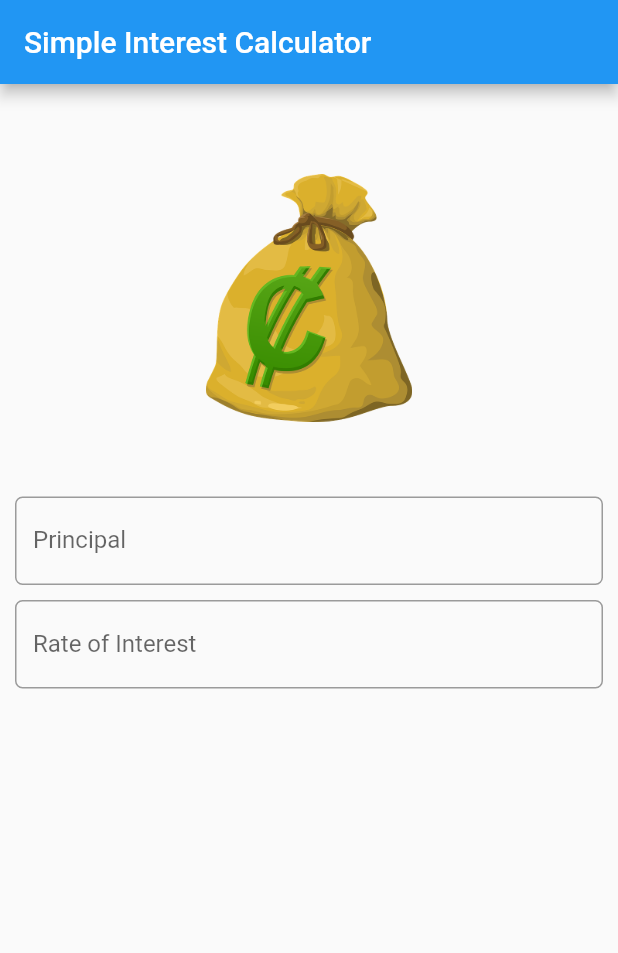
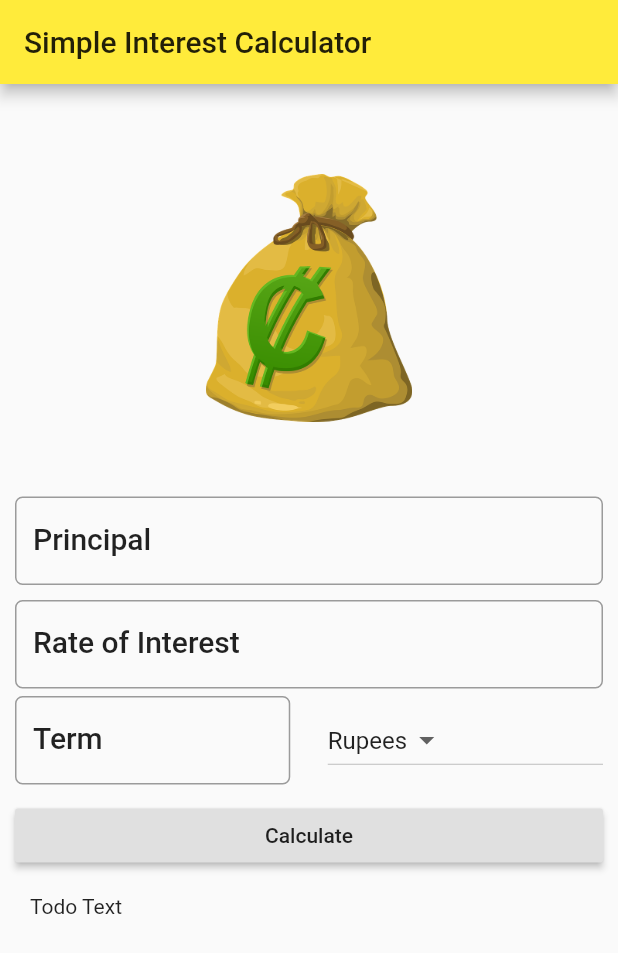
Before and after one commit to Mayankkestwal10/Simple-Interest-Calculator-App, a Flutter app: the screen it shows after launch, on a phone screen of 412 x 824 dp. Shown: the top 953 px of the screen. Run offline on Flutter 3.47's test engine with Material 2 defaults, Android fonts, the phone set to English and light mode, and no system bars.

```diff
--- a/lib/main.dart
+++ b/lib/main.dart
@@ -6,6 +6,10 @@ void main(){
      debugShowCheckedModeBanner: false,
      title: "Simple Interest Calculator App",
      home: SIForm(),
+     theme: ThemeData(
+       primaryColor: Colors.yellow,
+       accentColor: Colors.indigoAccent
+     ),
     )
   );
 }
@@ -23,7 +27,11 @@ class _SIFormState extends State<SIForm>{
   final _minimumPadding = 5.0;
   @override
   Widget build(BuildContext context) {
+
+    TextStyle textStyle = Theme.of(context).textTheme.title;
+
     return Scaffold(
+      //resizeToAvoidBottomPadding: false,
       appBar: AppBar(
         title: Text("Simple Interest Calculator")
         ),
@@ -38,6 +46,7 @@ class _SIFormState extends State<SIForm>{
                decoration: InputDecoration(
                  labelText: "Principal",
                  hintText: "Enter Principal e.g. 12000",
+                 labelStyle: textStyle,
                  border: OutlineInputBorder(
                    borderRadius: BorderRadius.circular(5.0)
                  )
@@ -48,12 +57,76 @@ class _SIFormState extends State<SIForm>{
                keyboardType: TextInputType.number,
                decoration: InputDecoration(
                  labelText: "Rate of Interest",
+                 labelStyle: textStyle,
                  hintText: "In percent",
                  border: OutlineInputBorder(
                    borderRadius: BorderRadius.circular(5.0)
                  )
                )
              ),
+
+Padding(
+   padding: EdgeInsets.only(top:_minimumPadding, bottom: _minimumPadding),
+            child: Row(
+              children: <Widget>[
+             Expanded(child: TextField(
+               keyboardType: TextInputType.number,
+               decoration: InputDecoration(
+                 labelText: "Term",
+                 labelStyle: textStyle,
+                 hintText: "Time in years",
+                 border: OutlineInputBorder(
+                   borderRadius: BorderRadius.circular(5.0)
+                 )
+               )
+             ) ,),
+
+             Container(width: _minimumPadding*5,),
+
+      Expanded(
+        child:
+             DropdownButton<String>(
+               items: _currencies.map((String value){
+                  return DropdownMenuItem<String>(
+                    child: Text(value),
+                    value: value,
+                    );
+               }).toList(),
+               value: 'Rupees',
+               onChanged: (String newValueSelected){
+
+               }
+             )
+             )
+              ],
+             ),)
+            ,
+            Padding(
+              padding: EdgeInsets.only(bottom: _minimumPadding, top: _minimumPadding),
+              child:
+              Row(
+             children: <Widget>[
+
+               Expanded(
+                 child: RaisedButton(
+                   child: Text("Calculate"),
+                   onPressed: (){
+
+                   },
+                 ),
+
+               )
+
+
+             ],
+
+            )),
+
+            Padding(
+              padding: EdgeInsets.all(_minimumPadding*2),
+              child: Text("Todo Text"),
+            )
+
             ],
          // ),
           )
```
